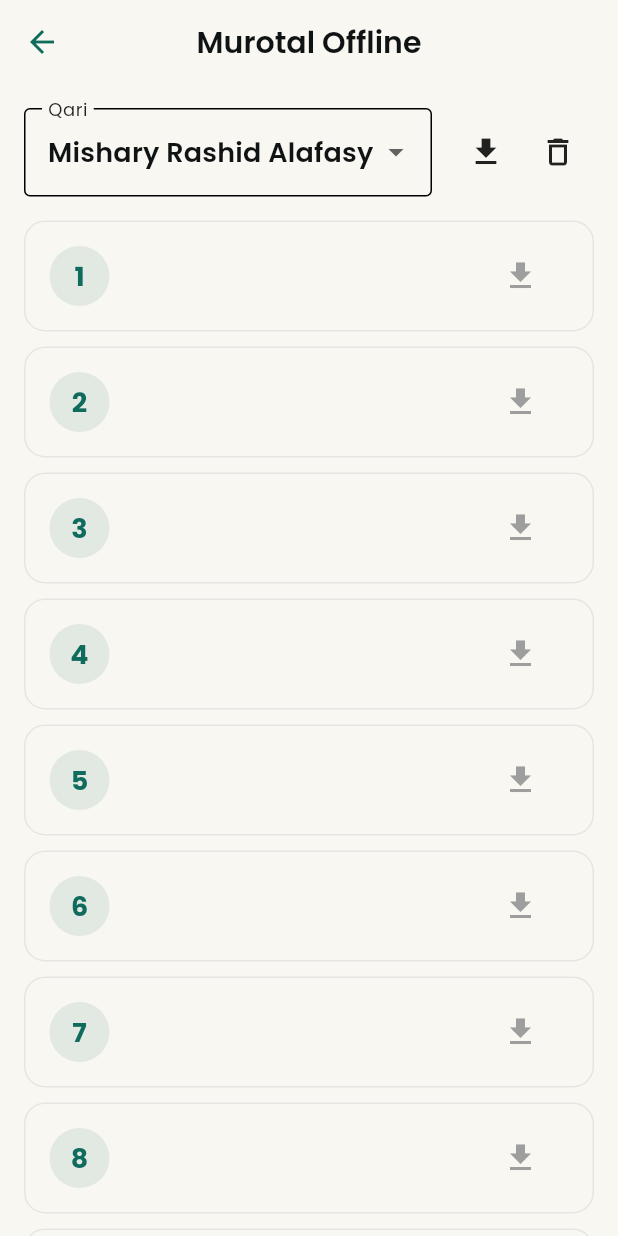
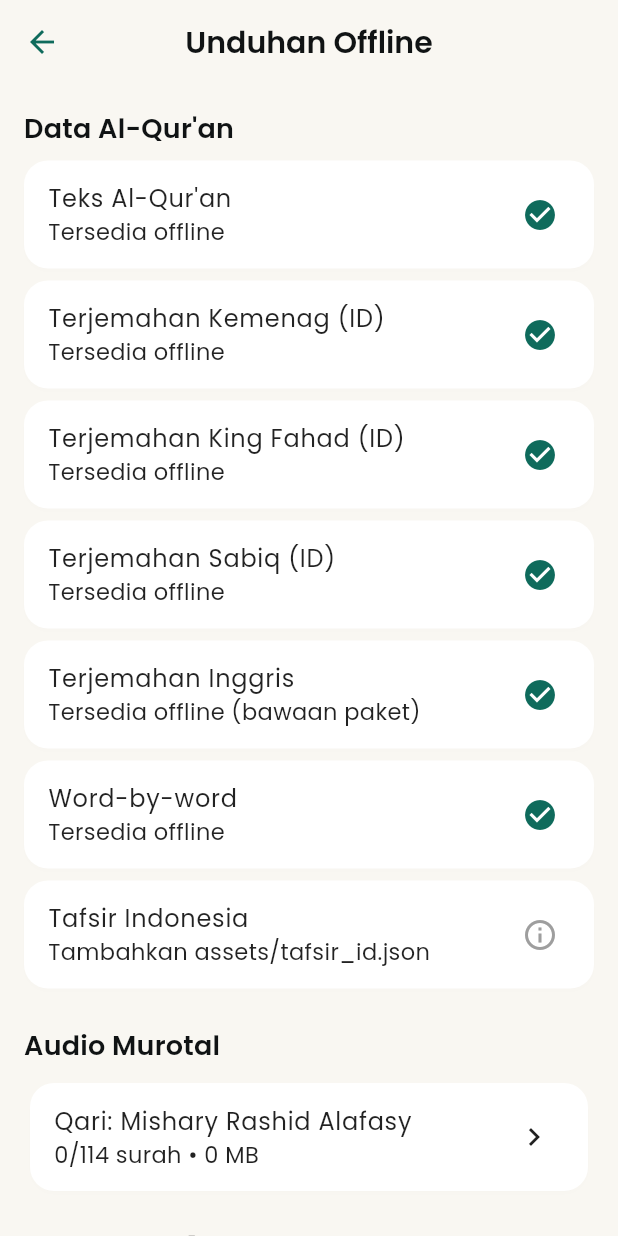
Before and after one commit to muhammad1505/quran_app, a Flutter app: the MorePage screen opened directly, after a tap on "Unduhan Offline", on a phone screen of 412 x 824 dp. Run offline on Flutter 3.47's test engine with Material 3 defaults, Android fonts, the phone set to English and light mode, and no system bars; our stand-ins replace adhan, flutter_compass, flutter_local_notifications, flutter_timezone, geocoding, geolocator and 6 more; missing offline and left inert: alfurqan, quran; accounts and stored records are empty.

Commit message:
Feat: auto-next ayah, offline manager, and audio settings

```diff
--- a/lib/core/settings/audio_settings.dart
+++ b/lib/core/settings/audio_settings.dart
@@ -6,12 +6,14 @@ class AudioSettings {
   final double volume;
   final double playbackSpeed;
   final bool repeatOne;
+  final bool autoPlayNextAyah;
 
   const AudioSettings({
     this.qariId = 'alafasy',
     this.volume = 1.0,
     this.playbackSpeed = 1.0,
     this.repeatOne = false,
+    this.autoPlayNextAyah = true,
   });
 
   AudioSettings copyWith({
@@ -19,12 +21,14 @@ class AudioSettings {
     double? volume,
     double? playbackSpeed,
     bool? repeatOne,
+    bool? autoPlayNextAyah,
   }) {
     return AudioSettings(
       qariId: qariId ?? this.qariId,
       volume: volume ?? this.volume,
       playbackSpeed: playbackSpeed ?? this.playbackSpeed,
       repeatOne: repeatOne ?? this.repeatOne,
+      autoPlayNextAyah: autoPlayNextAyah ?? this.autoPlayNextAyah,
     );
   }
 }
@@ -34,6 +38,7 @@ class AudioSettingsController extends ChangeNotifier {
   static const _volumeKey = 'volume';
   static const _speedKey = 'audio_speed';
   static const _repeatKey = 'audio_repeat_one';
+  static const _autoNextKey = 'audio_auto_next';
   static const _allowedQariIds = {'alafasy', 'abdulbasit', 'basfar'};
 
   AudioSettingsController._();
@@ -51,6 +56,7 @@ class AudioSettingsController extends ChangeNotifier {
       volume: prefs.getDouble(_volumeKey) ?? 1.0,
       playbackSpeed: prefs.getDouble(_speedKey) ?? 1.0,
       repeatOne: prefs.getBool(_repeatKey) ?? false,
+      autoPlayNextAyah: prefs.getBool(_autoNextKey) ?? true,
     );
     notifyListeners();
   }
@@ -82,4 +88,11 @@ class AudioSettingsController extends ChangeNotifier {
     final prefs = await SharedPreferences.getInstance();
     await prefs.setBool(_repeatKey, enabled);
   }
+
+  Future<void> updateAutoPlayNextAyah(bool enabled) async {
+    _value = _value.copyWith(autoPlayNextAyah: enabled);
+    notifyListeners();
+    final prefs = await SharedPreferences.getInstance();
+    await prefs.setBool(_autoNextKey, enabled);
+  }
 }
--- a/lib/features/more/presentation/pages/more_page.dart
+++ b/lib/features/more/presentation/pages/more_page.dart
@@ -1,6 +1,6 @@
 import 'package:flutter/material.dart';
 
-import 'package:quran_app/features/quran/presentation/pages/murotal_download_page.dart';
+import 'package:quran_app/features/offline/presentation/pages/offline_manager_page.dart';
 import 'package:quran_app/features/settings/presentation/pages/settings_page.dart';
 
 class MorePage extends StatelessWidget {
@@ -22,7 +22,7 @@ class MorePage extends StatelessWidget {
               Navigator.push(
                 context,
                 MaterialPageRoute(
-                  builder: (_) => const MurotalDownloadPage(),
+                  builder: (_) => const OfflineManagerPage(),
                 ),
               );
             },
--- /dev/null
+++ b/lib/features/offline/presentation/pages/offline_manager_page.dart
@@ -0,0 +1,226 @@
+import 'dart:io';
+
+import 'package:flutter/material.dart';
+import 'package:path_provider/path_provider.dart';
+
+import 'package:quran_app/core/services/audio_cache_service.dart';
+import 'package:quran_app/core/services/tafsir_service.dart';
+import 'package:quran_app/core/services/translation_service.dart';
+import 'package:quran_app/core/settings/audio_settings.dart';
+import 'package:quran_app/core/settings/quran_settings.dart';
+import 'package:quran_app/features/quran/presentation/pages/murotal_download_page.dart';
+
+class OfflineManagerPage extends StatefulWidget {
+  const OfflineManagerPage({super.key});
+
+  @override
+  State<OfflineManagerPage> createState() => _OfflineManagerPageState();
+}
+
+class _OfflineManagerPageState extends State<OfflineManagerPage> {
+  final AudioSettingsController _audioSettings =
+      AudioSettingsController.instance;
+  int _downloadedCount = 0;
+  String _audioSizeLabel = '-';
+  bool _tafsirAvailable = false;
+  bool _isLoading = true;
+
+  @override
+  void initState() {
+    super.initState();
+    _audioSettings.addListener(_refresh);
+    _audioSettings.load();
+    _refresh();
+  }
+
+  @override
+  void dispose() {
+    _audioSettings.removeListener(_refresh);
+    super.dispose();
+  }
+
+  Future<void> _refresh() async {
+    setState(() => _isLoading = true);
+    final qariId = _audioSettings.value.qariId;
+    final downloaded =
+        await AudioCacheService.instance.listDownloadedSurahs(qariId);
+    final audioSize = await _calculateAudioSize(qariId);
+    final tafsirReady = await TafsirService.instance.getTafsir(1, 1);
+    if (!mounted) return;
+    setState(() {
+      _downloadedCount = downloaded.length;
+      _audioSizeLabel = _formatBytes(audioSize);
+      _tafsirAvailable = tafsirReady != null && tafsirReady.isNotEmpty;
+      _isLoading = false;
+    });
+  }
+
+  Future<int> _calculateAudioSize(String qariId) async {
+    final dir = await getApplicationDocumentsDirectory();
+    final qari = AudioCacheService.instance.qariById(qariId);
+    final audioDir = Directory('${dir.path}/audio/${qari.audioSlug}');
+    if (!audioDir.existsSync()) return 0;
+    var total = 0;
+    for (final entity in audioDir.listSync(recursive: true)) {
+      if (entity is File) {
+        total += await entity.length();
+      }
+    }
+    return total;
+  }
+
+  String _formatBytes(int bytes) {
+    if (bytes <= 0) return '0 MB';
+    final mb = bytes / (1024 * 1024);
+    return '${mb.toStringAsFixed(1)} MB';
+  }
+
+  @override
+  Widget build(BuildContext context) {
+    final translationInfo = _translationStatus();
+    return Scaffold(
+      appBar: AppBar(title: const Text('Unduhan Offline')),
+      body: _isLoading
+          ? const Center(child: CircularProgressIndicator())
+          : ListView(
+              padding: const EdgeInsets.all(16),
+              children: [
+                _sectionTitle('Data Al-Qur\'an'),
+                _statusTile(
+                  title: 'Teks Al-Qur\'an',
+                  subtitle: 'Tersedia offline',
+                  available: true,
+                ),
+                _statusTile(
+                  title: 'Terjemahan Kemenag (ID)',
+                  subtitle: translationInfo.kemenag,
+                  available: translationInfo.kemenagAvailable,
+                ),
+                _statusTile(
+                  title: 'Terjemahan King Fahad (ID)',
+                  subtitle: translationInfo.kingFahad,
+                  available: translationInfo.kingFahadAvailable,
+                ),
+                _statusTile(
+                  title: 'Terjemahan Sabiq (ID)',
+                  subtitle: translationInfo.sabiq,
+                  available: translationInfo.sabiqAvailable,
+                ),
+                _statusTile(
+                  title: 'Terjemahan Inggris',
+                  subtitle: 'Tersedia offline (bawaan paket)',
+                  available: true,
+                ),
+                _statusTile(
+                  title: 'Word-by-word',
+                  subtitle: 'Tersedia offline',
+                  available: true,
+                ),
+                _statusTile(
+                  title: 'Tafsir Indonesia',
+                  subtitle: _tafsirAvailable
+                      ? 'Tersedia offline'
+                      : 'Tambahkan assets/tafsir_id.json',
+                  available: _tafsirAvailable,
+                ),
+                const SizedBox(height: 16),
+                _sectionTitle('Audio Murotal'),
+                Card(
+                  child: ListTile(
+                    title: Text(
+                      'Qari: ${AudioCacheService.instance.qariById(_audioSettings.value.qariId).label}',
+                    ),
+                    subtitle: Text(
+                      '$_downloadedCount/114 surah • $_audioSizeLabel',
+                    ),
+                    trailing: const Icon(Icons.chevron_right),
+                    onTap: () {
+                      Navigator.push(
+                        context,
+                        MaterialPageRoute(
+                          builder: (_) => const MurotalDownloadPage(),
+                        ),
+                      ).then((_) => _refresh());
+                    },
+                  ),
+                ),
+                const SizedBox(height: 8),
+                TextButton.icon(
+                  onPressed: _downloadedCount == 0
+                      ? null
+                      : () async {
+                          await AudioCacheService.instance
+                              .deleteAllForQari(_audioSettings.value.qariId);
+                          await _refresh();
+                        },
+                  icon: const Icon(Icons.delete_outline),
+                  label: const Text('Hapus semua audio'),
+                ),
+              ],
+            ),
+    );
+  }
+
+  Widget _sectionTitle(String title) {
+    return Padding(
+      padding: const EdgeInsets.only(bottom: 8),
+      child: Text(
+        title,
+        style: Theme.of(context).textTheme.titleMedium,
+      ),
+    );
+  }
+
+  Widget _statusTile({
+    required String title,
+    required String subtitle,
+    required bool available,
+  }) {
+    return Card(
+      margin: const EdgeInsets.only(bottom: 8),
+      child: ListTile(
+        title: Text(title),
+        subtitle: Text(subtitle),
+        trailing: Icon(
+          available ? Icons.check_circle : Icons.info_outline,
+          color: available ? Theme.of(context).primaryColor : Colors.grey,
+        ),
+      ),
+    );
+  }
+
+  _TranslationStatus _translationStatus() {
+    final kemenagAvailable =
+        !TranslationAssetService.instance.requiresAsset(TranslationSource.idKemenag);
+    final kingFahadAvailable =
+        TranslationAssetService.instance.requiresAsset(TranslationSource.idKingFahad);
+    final sabiqAvailable =
+        TranslationAssetService.instance.requiresAsset(TranslationSource.idSabiq);
+    return _TranslationStatus(
+      kemenag: kemenagAvailable ? 'Tersedia offline' : 'Perlu unduh',
+      kingFahad: kingFahadAvailable ? 'Tersedia offline' : 'Tidak ditemukan',
+      sabiq: sabiqAvailable ? 'Tersedia offline' : 'Tidak ditemukan',
+      kemenagAvailable: kemenagAvailable,
+      kingFahadAvailable: kingFahadAvailable,
+      sabiqAvailable: sabiqAvailable,
+    );
+  }
+}
+
+class _TranslationStatus {
+  final String kemenag;
+  final String kingFahad;
+  final String sabiq;
+  final bool kemenagAvailable;
+  final bool kingFahadAvailable;
+  final bool sabiqAvailable;
+
+  const _TranslationStatus({
+    required this.kemenag,
+    required this.kingFahad,
+    required this.sabiq,
+    required this.kemenagAvailable,
+    required this.kingFahadAvailable,
+    required this.sabiqAvailable,
+  });
+}
```
Also changed, not shown: lib/features/quran/presentation/pages/quran_page.dart (+50 -36 lines), lib/features/settings/presentation/pages/settings_page.dart (+24 -0 lines).
